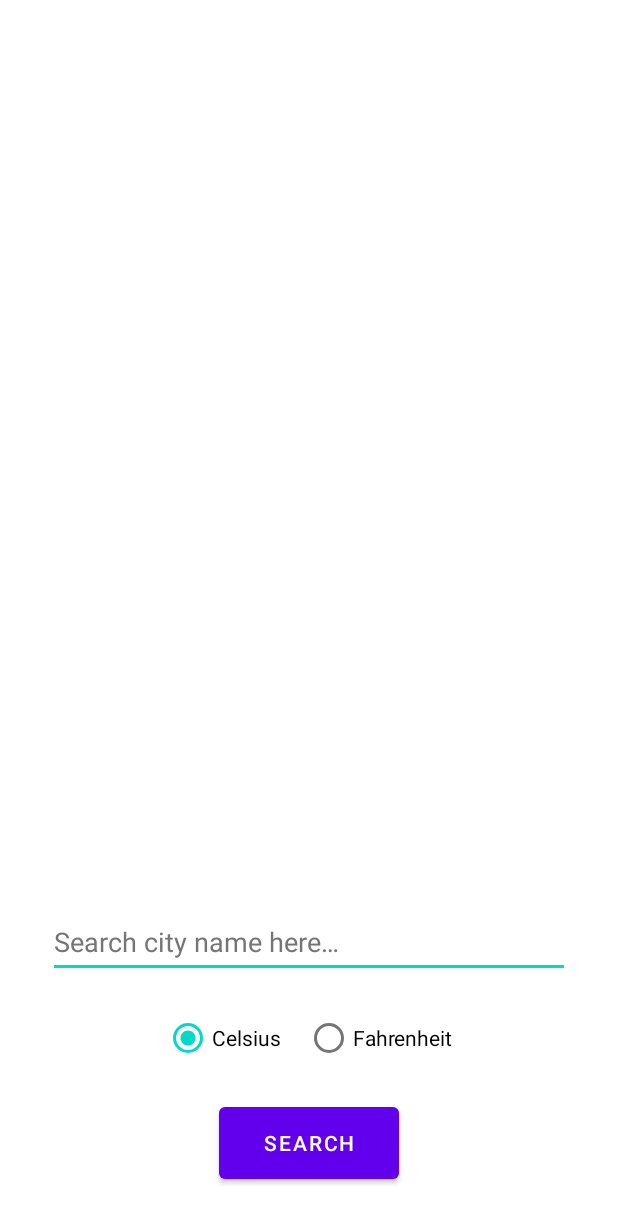
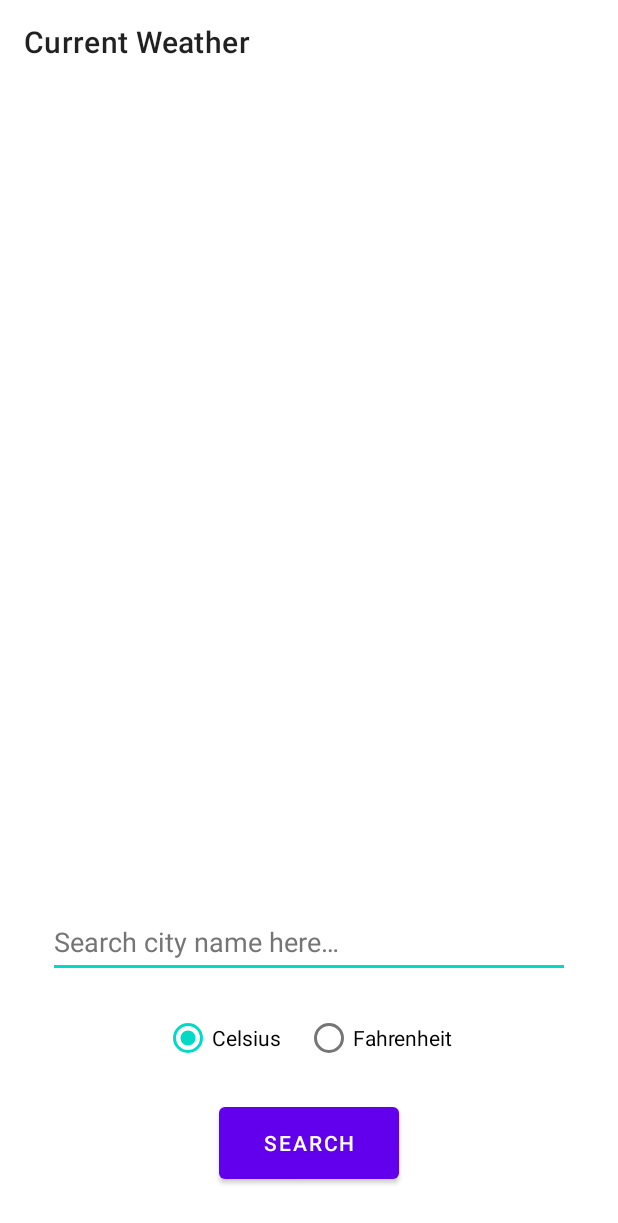
Before and after one commit to peeranont-jam/android_basic_weather_forecast, an Android app: the screen it shows after launch (MainActivity), on a phone screen of 412 x 824 dp. Shown: the top 1223 px of the screen. Run offline under Robolectric (Android 15) with nearby library versions, the phone set to English and light mode, and no system bars; our stand-ins replace navigation-ui; libraries missing offline, so code that uses them is left out: com.jakewharton.retrofit2; 5 statements that could not run were skipped.

Commit message:
Implement NavigationUI - For Top app bar      - Auto-generated back button      - Auto-generated App Bar's title based on Navigation's label

```diff
--- a/app/src/main/java/com/example/basicweatherforecast/view/MainActivity.kt
+++ b/app/src/main/java/com/example/basicweatherforecast/view/MainActivity.kt
@@ -1,12 +1,23 @@
 package com.example.basicweatherforecast.view
 
+import android.os.Bundle
 import androidx.appcompat.app.AppCompatActivity
-import android.os.Bundle
+import androidx.appcompat.widget.Toolbar
+import androidx.navigation.fragment.NavHostFragment
+import androidx.navigation.ui.AppBarConfiguration
+import androidx.navigation.ui.setupWithNavController
 import com.example.basicweatherforecast.R
 
 class MainActivity : AppCompatActivity() {
     override fun onCreate(savedInstanceState: Bundle?) {
         super.onCreate(savedInstanceState)
         setContentView(R.layout.activity_main)
+
+        val navHostFragment =
+            supportFragmentManager.findFragmentById(R.id.nav_host_fragment) as NavHostFragment
+        val navController = navHostFragment.navController
+        val appBarConfiguration = AppBarConfiguration(navController.graph)
+        findViewById<Toolbar>(R.id.toolbar)
+            .setupWithNavController(navController, appBarConfiguration)
     }
 }
--- a/app/src/main/res/layout/activity_main.xml
+++ b/app/src/main/res/layout/activity_main.xml
@@ -1,21 +1,23 @@
 <?xml version="1.0" encoding="utf-8"?>
-<androidx.constraintlayout.widget.ConstraintLayout xmlns:android="http://schemas.android.com/apk/res/android"
+<LinearLayout xmlns:android="http://schemas.android.com/apk/res/android"
     xmlns:app="http://schemas.android.com/apk/res-auto"
     xmlns:tools="http://schemas.android.com/tools"
     android:layout_width="match_parent"
     android:layout_height="match_parent"
+    android:orientation="vertical"
     tools:context=".view.MainActivity">
+
+    <androidx.appcompat.widget.Toolbar
+        android:id="@+id/toolbar"
+        android:layout_width="match_parent"
+        android:layout_height="wrap_content" />
 
     <androidx.fragment.app.FragmentContainerView
         android:id="@+id/nav_host_fragment"
         android:name="androidx.navigation.fragment.NavHostFragment"
-        android:layout_width="0dp"
-        android:layout_height="0dp"
+        android:layout_width="match_parent"
+        android:layout_height="match_parent"
         app:defaultNavHost="true"
-        app:layout_constraintBottom_toBottomOf="parent"
-        app:layout_constraintLeft_toLeftOf="parent"
-        app:layout_constraintRight_toRightOf="parent"
-        app:layout_constraintTop_toTopOf="parent"
         app:navGraph="@navigation/nav_graph" />
 
-</androidx.constraintlayout.widget.ConstraintLayout>
+</LinearLayout>
--- a/app/src/main/res/navigation/nav_graph.xml
+++ b/app/src/main/res/navigation/nav_graph.xml
@@ -8,7 +8,7 @@
     <fragment
         android:id="@+id/currentWeatherFragment"
         android:name="com.example.basicweatherforecast.view.currentweather.CurrentWeatherFragment"
-        android:label="fragment_current_weather"
+        android:label="Current Weather"
         tools:layout="@layout/fragment_current_weather">
         <action
             android:id="@+id/action_currentWeatherFragment_to_wholeDayForecastFragment"
@@ -22,7 +22,7 @@
     <fragment
         android:id="@+id/wholeDayForecastFragment"
         android:name="com.example.basicweatherforecast.view.wholedayforecast.WholeDayForecastFragment"
-        android:label="fragment_whole_day_forecast"
+        android:label="Whole-day Forecast"
         tools:layout="@layout/fragment_whole_day_forecast">
 
         <argument
```
